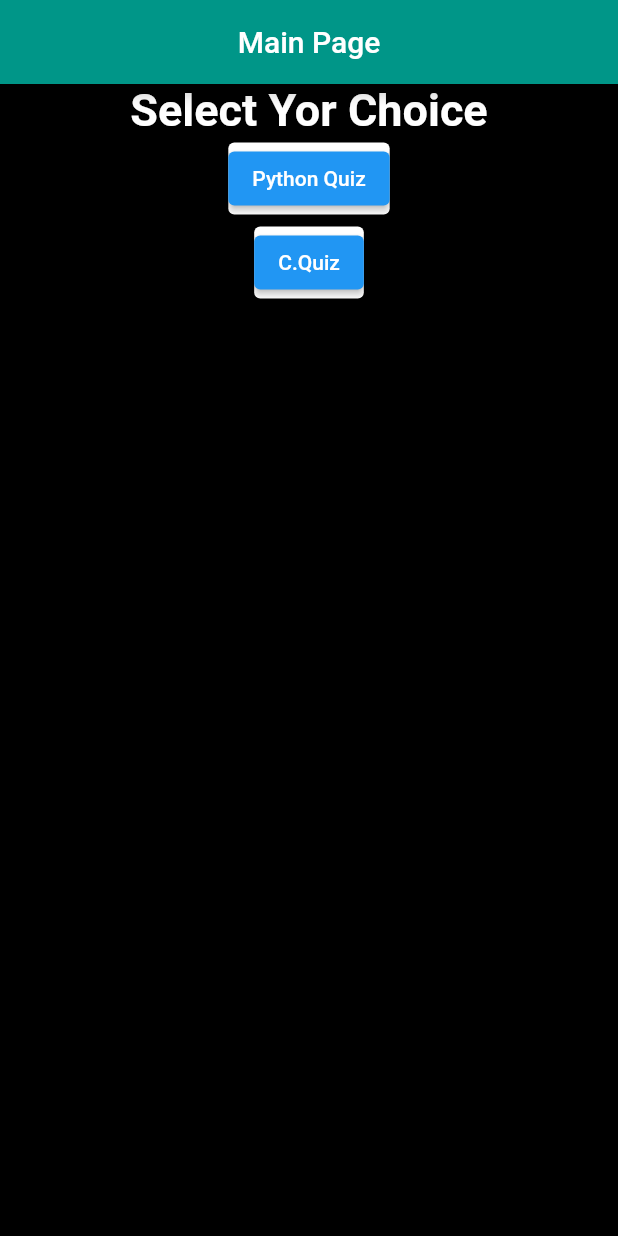
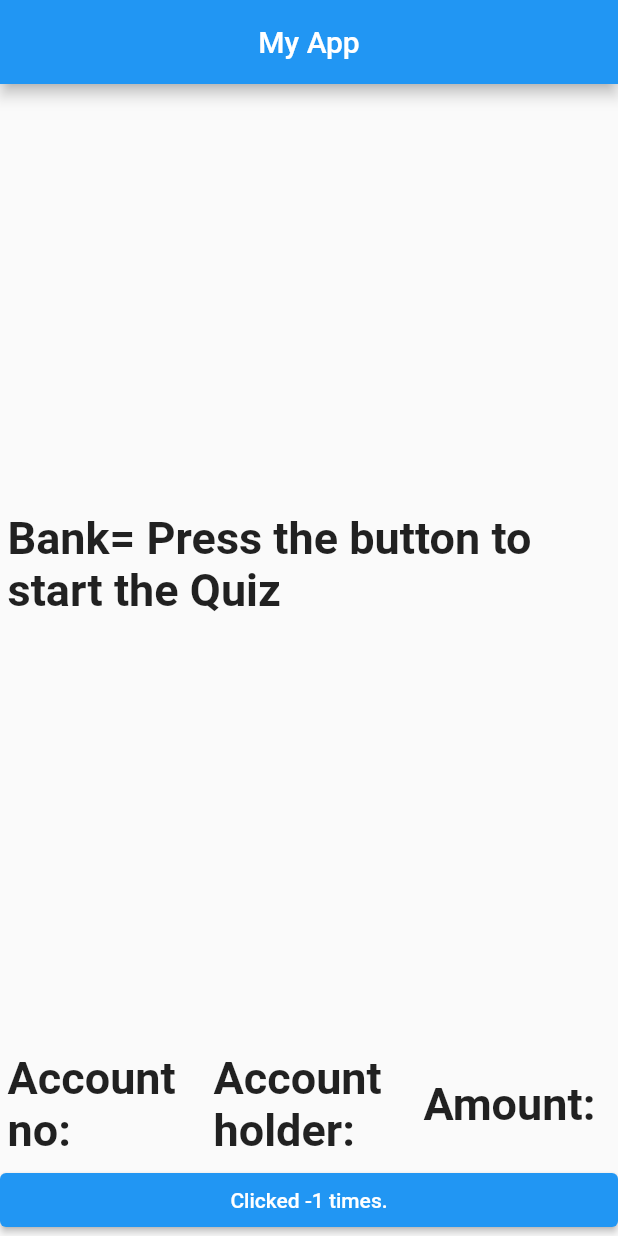
Before and after one commit to shubhamgitvns/myapp, a Flutter app: the screen it shows after launch, on a phone screen of 412 x 824 dp. Run offline on Flutter 3.47's test engine with Material 2 defaults, Android fonts, the phone set to English and light mode, and no system bars.

Commit message:
bank detail from json data

```diff
--- a/lib/main.dart
+++ b/lib/main.dart
@@ -1,13 +1,143 @@
 import 'package:flutter/material.dart';
+import 'package:myapp/question.dart';
+import 'package:myapp/utilities.dart';
 
-import 'myapp.dart';
+void main() => runApp(const MyApp());
 
-void main() => runApp( MaterialApp(
-  debugShowCheckedModeBanner: false,
-  initialRoute: '/',
-  routes: {
-    '/': (context) => QuizOne(),
-     '/second': (context) => MyApp(),
-     '/Third': (context) => QuizThree(),
-  },
-));
+class MyApp extends StatelessWidget {
+  const MyApp({Key? key}) : super(key: key);
+
+  @override
+  Widget build(BuildContext context) {
+    return (MaterialApp(
+      debugShowCheckedModeBanner: false,
+      home: Scaffold(
+        appBar: AppBar(
+          title: Text("My App"),
+          centerTitle: true,
+        ),
+        body: const MyStful(),
+      ),
+    ));
+  }
+}
+
+class MyStful extends StatefulWidget {
+  const MyStful({Key? key}) : super(key: key);
+
+  @override
+  State<MyStful> createState() => _MyStfulState();
+}
+
+class _MyStfulState extends State<MyStful> {
+  List<Question> questions = [];
+  Question? currentquestion;
+  String link =
+      "/shubhamgitvns/89d337387aaf2d1f2f134a51fd327078/raw/91ccd9c3b266cc82ecb4324287b9e7ea8009de20/data.json";
+
+  int counter = -1;
+  String message = "Clicked";
+  String length = "length";
+  String bank = "Press the button to start the Quiz";
+  String accountno="";
+  String holder="";
+  String amount="";
+  int i = 0;
+
+
+  @override
+  Widget build(BuildContext context) {
+    return Column (
+        mainAxisAlignment: MainAxisAlignment.center,
+        crossAxisAlignment: CrossAxisAlignment.stretch,
+        children: [
+          Expanded(
+            flex: 1,
+            child: Padding(
+              padding: const EdgeInsets.all(5.0),
+              child: Center(
+                child: Text("Bank= $bank",
+                  style: TextStyle(fontSize: 30,fontWeight: FontWeight.bold),),
+              ),
+            ),
+          ),
+          Row(
+            children: [
+              Expanded(
+                flex: 1,
+                child: Padding(
+                  padding: const EdgeInsets.all(5.0),
+                  child: Center(
+                    child: Text("Account no: $accountno",
+                      style: TextStyle(fontSize: 30,fontWeight: FontWeight.bold),),
+                  ),
+                ),
+              ),
+              Expanded(
+                flex: 1,
+                child: Padding(
+                  padding: const EdgeInsets.all(5.0),
+                  child: Center(
+                    child: Text("Account holder: $holder",
+                      style: TextStyle(fontSize: 30,fontWeight: FontWeight.bold),),
+                  ),
+                ),
+              ),
+              Expanded(
+                flex: 1,
+                child: Padding(
+                  padding: const EdgeInsets.all(5.0),
+                  child: Center(
+                    child: Text("Amount: $amount",
+                      style: TextStyle(fontSize: 30,fontWeight: FontWeight.bold),),
+                  ),
+                ),
+              )
+            ],
+          ),
+
+          //**************Pressed the button****************************************
+          ElevatedButton(
+              child: Text("Clicked $counter times."),
+              onPressed: () async {
+                counter++;
+                dynamic data = await Utilities.downloadquestion(link);
+                data = data["questions"];
+                print(data);
+                print(data.runtimeType);
+                int n = data.length;
+                length = "N=$n";
+                for(i;i<=n-1;i++)
+                  {
+                    bank = data[i]["bank"];
+                    accountno = data[i]["account.no"];
+                    holder = data[i]["holder"];
+                    amount = data[i]["amount"];
+                  questions.add(Question(bank, accountno, holder,amount));
+                  }
+                questions.add(Question("", "", "",""));
+                print(questions);
+
+                if(counter>=n)
+                {
+                  print("test over");
+                  bank="Data over";
+                  accountno="";
+                  holder="";
+                  amount="";
+                  setState(() {
+
+                  });
+                  return;
+                }
+                currentquestion = questions[counter];
+                bank =currentquestion!.bank;
+                accountno = currentquestion!.accountno;
+                holder =currentquestion!.holder;
+                amount=currentquestion!.amount;
+                setState(() {});
+              }),
+      ],
+    );
+  }
+}
--- a/lib/myapp.dart
+++ b/lib/myapp.dart
@@ -1,8 +1,5 @@
 import 'package:flutter/material.dart';
 import 'package:myapp/quizapp.dart';
-
-
-
 
 class QuizOne extends StatelessWidget {
   @override
@@ -51,10 +48,10 @@ class QuizOne extends StatelessWidget {
   }
 }
 
+
 //*************python Quiz Appp*****************************
 
 class MyApp extends StatelessWidget {
-
 
   @override
   Widget build(BuildContext context) {
--- a/lib/question.dart
+++ b/lib/question.dart
@@ -1,18 +1,18 @@
 import 'package:flutter/material.dart';
 
 class Question{
-  String question="";
-  String opta="";
-  String optb="";
-  String optc="";
-  String optd="";
-  String correctanswer="";
+  String bank="";
+  String accountno="";
+  String holder="";
+  String amount="";
+
 
   //*****Create the constructor******
-  Question(this.question,this.opta,this.optb,this.optc,this.optd,this.correctanswer);
+  Question(this.bank,this.accountno,this.holder,this.amount);
+
 
   @override
   String toString() {
-    return 'Question{question: $question, opta: $opta, optb: $optb, optc: $optc, optd: $optd, correctanswer: $correctanswer}';
+    return 'Question{question: $bank,account.no:$accountno,holder:$holder,amount:$amount}';
   }
 }
```
Also changed, not shown: lib/utilities.dart (+9 -6 lines).
